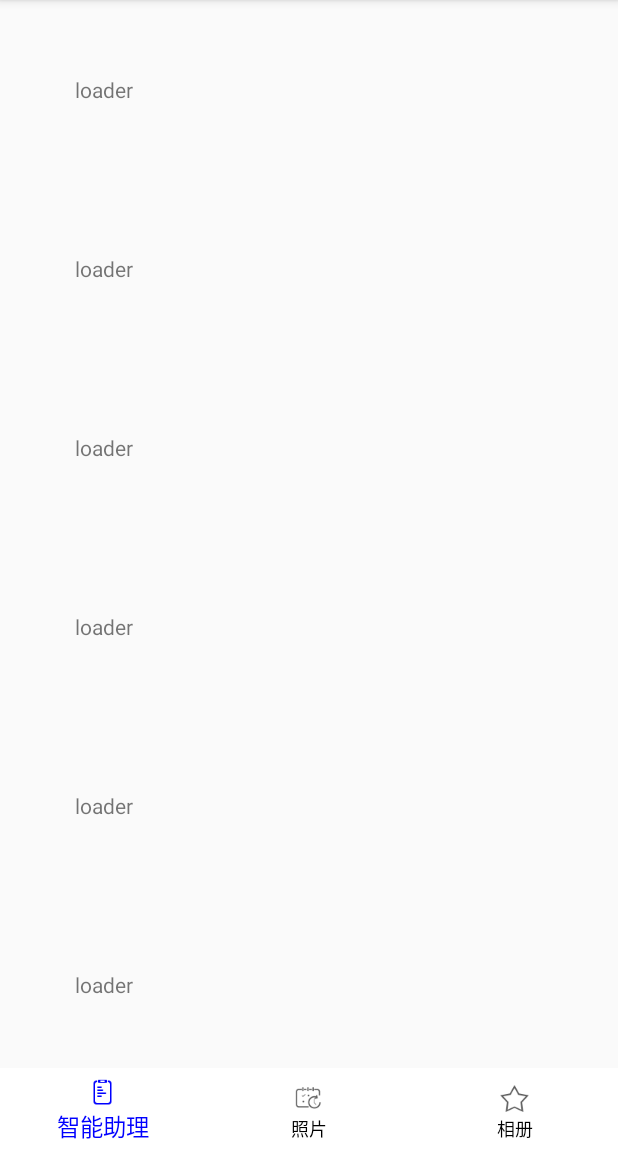
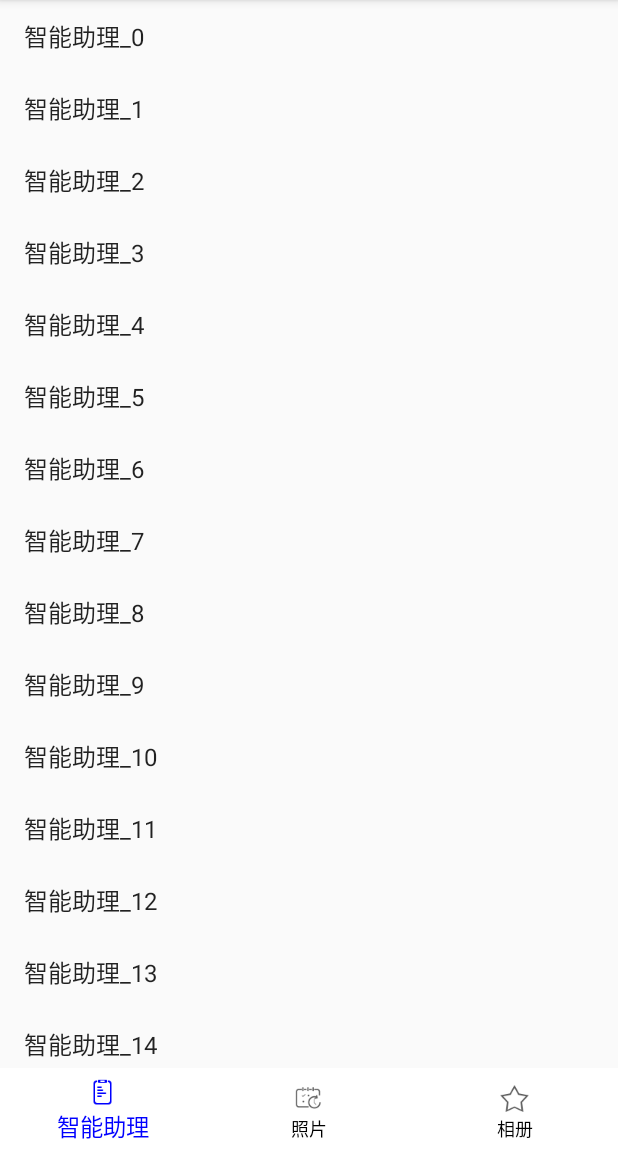
Before and after one commit to qibin0506/MDTab, an Android app: the screen it shows after launch (MainActivity), on a phone screen of 412 x 824 dp, the part 84-1236 px from its top. Run offline under Robolectric (Android 15) with nearby library versions, the phone set to English and light mode, and no system bars.

Commit message:
add setupWithViewPager method

```diff
--- a/mdtab/build.gradle
+++ b/mdtab/build.gradle
@@ -7,8 +7,8 @@ android {
     defaultConfig {
         minSdkVersion 15
         targetSdkVersion 23
-        versionCode 1
-        versionName "1.0"
+        versionCode 2
+        versionName "1.0.1"
     }
     buildTypes {
         release {
--- a/mdtab/src/main/java/org/loader/mdtab/MDTab.java
+++ b/mdtab/src/main/java/org/loader/mdtab/MDTab.java
@@ -11,6 +11,7 @@ import android.graphics.PorterDuffColorFilter;
 import android.graphics.drawable.Drawable;
 import android.os.Bundle;
 import android.os.Parcelable;
+import android.support.v4.view.ViewPager;
 import android.util.AttributeSet;
 import android.util.TypedValue;
 import android.view.Gravity;
@@ -109,6 +110,25 @@ public class MDTab extends LinearLayout {
 		}
 	}
 
+	public void setupWithViewPager(ViewPager pager) {
+		pager.addOnPageChangeListener(new ViewPager.OnPageChangeListener() {
+			@Override
+			public void onPageScrolled(int position, float positionOffset, int positionOffsetPixels) {
+
+			}
+
+			@Override
+			public void onPageSelected(int position) {
+				itemChecked(position);
+			}
+
+			@Override
+			public void onPageScrollStateChanged(int state) {
+
+			}
+		});
+	}
+
 	public int getCheckedPosition() {
 		return mCheckedPosition;
 	}
--- a/mdtab/src/main/java/org/loader/mdtab/RippleButton.java
+++ b/mdtab/src/main/java/org/loader/mdtab/RippleButton.java
@@ -16,15 +16,15 @@ import android.widget.TextView;
  */
 public class RippleButton extends TextView {
 
-	private Paint mPaint; // 绘制波纹的画笔
+	private Paint mPaint;
 
-	private int mStepSize; // 波纹变化的步长
-	private int mMinRadius = 0; // 波纹从多大开始变化
-	private int mRadius; // 当前的波纹大小
-	private int mMaxRadius; // 波纹最大大小
-	private int mCenterX; // 该控件的中心位置
+	private int mStepSize;
+	private int mMinRadius = 0;
+	private int mRadius;
+	private int mMaxRadius;
+	private int mCenterX;
 	private int mCenterY;
-	private boolean isAnimating; // 是否正在动画中
+	private boolean isAnimating;
 
 	private OnBeforeClickedListener mListener;
 
--- a/mdtab/src/main/java/org/loader/mdtab/TabBehavior.java
+++ b/mdtab/src/main/java/org/loader/mdtab/TabBehavior.java
@@ -12,6 +12,7 @@ import android.view.animation.TranslateAnimation;
  * Created by qibin on 16-5-7.
  */
 public class TabBehavior extends CoordinatorLayout.Behavior<View> {
+
     private TranslateAnimation mAnimation;
 
     public TabBehavior(Context context, AttributeSet attrs) {
@@ -26,10 +27,17 @@ public class TabBehavior extends CoordinatorLayout.Behavior<View> {
     }
 
     @Override
-    public void onNestedPreScroll(CoordinatorLayout coordinatorLayout,
-                                  View child, View target, int dx, int dy, int[] consumed) {
-        super.onNestedPreScroll(coordinatorLayout, child, target, dx, dy, consumed);
-        if(dy > 0) {
+    public void onNestedScroll(CoordinatorLayout coordinatorLayout, View child,
+                               View target, int dxConsumed, int dyConsumed,
+                               int dxUnconsumed, int dyUnconsumed) {
+        super.onNestedScroll(coordinatorLayout, child, target,
+                dxConsumed, dyConsumed, dxUnconsumed, dyUnconsumed);
+        if(Math.abs(dxConsumed) > Math.abs(dyConsumed)) {
+            child.clearAnimation();
+            return;
+        }
+
+        if(dyConsumed > 0) {
             if(child.getVisibility() == View.GONE) return;
             startAnim(child, 0, child.getMeasuredHeight());
         } else {
--- a/mdtabsamples/build.gradle
+++ b/mdtabsamples/build.gradle
@@ -23,5 +23,5 @@ dependencies {
     compile fileTree(include: ['*.jar'], dir: 'libs')
     testCompile 'junit:junit:4.12'
     compile 'com.android.support:appcompat-v7:23.2.0'
-    compile project(':mdtab')
+    compile 'org.loader:mdtab:1.0.1'
 }
--- /dev/null
+++ b/mdtabsamples/src/main/java/org/loader/mdtabsamples/ContentFragment.java
@@ -0,0 +1,69 @@
+package org.loader.mdtabsamples;
+
+import android.os.Bundle;
+import android.support.annotation.Nullable;
+import android.support.v4.app.Fragment;
+import android.support.v7.widget.DefaultItemAnimator;
+import android.support.v7.widget.LinearLayoutManager;
+import android.support.v7.widget.RecyclerView;
+import android.view.LayoutInflater;
+import android.view.View;
+import android.view.ViewGroup;
+import android.widget.TextView;
+
+/**
+ * Created by loader on 2016/5/12.
+ */
+public class ContentFragment extends Fragment {
+
+    private RecyclerView mRecyclerView;
+    private String mContent;
+
+    @Nullable
+    @Override
+    public View onCreateView(LayoutInflater inflater, @Nullable ViewGroup container, @Nullable Bundle savedInstanceState) {
+        mContent = getArguments().getString("content");
+        View layout = inflater.inflate(R.layout.content_layout, container, false);
+        mRecyclerView = (RecyclerView) layout.findViewById(R.id.list);
+        return layout;
+    }
+
+    @Override
+    public void onActivityCreated(@Nullable Bundle savedInstanceState) {
+        super.onActivityCreated(savedInstanceState);
+        setupRecyclerView();
+    }
+
+    private void setupRecyclerView() {
+        mRecyclerView.setItemAnimator(new DefaultItemAnimator());
+        mRecyclerView.setLayoutManager(new LinearLayoutManager(getActivity(), LinearLayoutManager.VERTICAL, false));
+        mRecyclerView.setAdapter(new Adapter());
+    }
+
+    class Adapter extends RecyclerView.Adapter<Adapter.Holder> {
+
+        @Override
+        public Holder onCreateViewHolder(ViewGroup parent, int viewType) {
+            View item = LayoutInflater.from(parent.getContext()).inflate(android.R.layout.simple_list_item_1, parent, false);
+            return new Holder(item);
+        }
+
+        @Override
+        public void onBindViewHolder(Holder holder, int position) {
+            holder.text.setText(mContent + "_" + position);
+        }
+
+        @Override
+        public int getItemCount() {
+            return 20;
+        }
+
+        class Holder extends RecyclerView.ViewHolder {
+            TextView text;
+            public Holder(View itemView) {
+                super(itemView);
+                text = (TextView) itemView.findViewById(android.R.id.text1);
+            }
+        }
+    }
+}
--- a/mdtabsamples/src/main/java/org/loader/mdtabsamples/MainActivity.java
+++ b/mdtabsamples/src/main/java/org/loader/mdtabsamples/MainActivity.java
@@ -3,20 +3,30 @@ package org.loader.mdtabsamples;
 
 import android.graphics.drawable.Drawable;
 import android.os.Bundle;
+import android.support.v4.app.Fragment;
+import android.support.v4.app.FragmentPagerAdapter;
+import android.support.v4.view.ViewPager;
 import android.support.v7.app.AppCompatActivity;
 import android.view.View;
 import android.widget.Toast;
 
 import org.loader.mdtab.MDTab;
 
+import java.util.ArrayList;
+import java.util.List;
+
 public class MainActivity extends AppCompatActivity {
 
+	private ViewPager mViewPager;
+
 	private String[] mMenus = new String[]{"智能助理", "照片", "相册"};
+	private List<ContentFragment> mContentFragment = new ArrayList<ContentFragment>();
 
 	@Override
 	protected void onCreate(Bundle savedInstanceState) {
 		super.onCreate(savedInstanceState);
 		setContentView(R.layout.activity_main);
+
 		MDTab tab = (MDTab) findViewById(R.id.tab);
 		tab.setAdapter(new Adapter());
 		tab.itemChecked(0);
@@ -26,6 +36,40 @@ public class MainActivity extends AppCompatActivity {
 				Toast.makeText(MainActivity.this, mMenus[position], Toast.LENGTH_SHORT).show();
 			}
 		});
+
+		initFragments();
+		initViewPager();
+
+		tab.setupWithViewPager(mViewPager);
+	}
+
+	private void initViewPager() {
+		mViewPager = (ViewPager) findViewById(R.id.viewpager);
+		mViewPager.setAdapter(new FragmentPagerAdapter(getSupportFragmentManager()) {
+			@Override
+			public Fragment getItem(int position) {
+				return mContentFragment.get(position);
+			}
+
+			@Override
+			public int getCount() {
+				return mContentFragment.size();
+			}
+		});
+
+
+	}
+
+	private void initFragments() {
+		ContentFragment fragment;
+		Bundle bundle;
+		for(int i=0;i<mMenus.length;i++) {
+			fragment = new ContentFragment();
+			bundle = new Bundle();
+			bundle.putString("content", mMenus[i]);
+			fragment.setArguments(bundle);
+			mContentFragment.add(fragment);
+		}
 	}
 
 	class Adapter extends MDTab.TabAdapter {
--- a/mdtabsamples/src/main/res/layout/activity_main.xml
+++ b/mdtabsamples/src/main/res/layout/activity_main.xml
@@ -5,87 +5,10 @@
     android:layout_height="match_parent"
     android:orientation="horizontal">
 
-    <android.support.v4.widget.NestedScrollView
+    <android.support.v4.view.ViewPager
+        android:id="@+id/viewpager"
         android:layout_width="match_parent"
-        android:layout_height="match_parent">
-        <LinearLayout
-            android:layout_width="match_parent"
-            android:layout_height="wrap_content"
-            android:orientation="vertical">
-            <TextView
-                android:layout_width="wrap_content"
-                android:layout_height="wrap_content"
-                android:padding="50dp"
-                android:text="loader" />
-
-            <TextView
-                android:layout_width="wrap_content"
-                android:layout_height="wrap_content"
-                android:padding="50dp"
-                android:text="loader" />
-
-            <TextView
-                android:layout_width="wrap_content"
-                android:layout_height="wrap_content"
-                android:padding="50dp"
-                android:text="loader" />
-
-            <TextView
-                android:layout_width="wrap_content"
-                android:layout_height="wrap_content"
-                android:padding="50dp"
-                android:text="loader" />
-
-            <TextView
-                android:layout_width="wrap_content"
-                android:layout_height="wrap_content"
-                android:padding="50dp"
-                android:text="loader" />
-
-            <TextView
-                android:layout_width="wrap_content"
-                android:layout_height="wrap_content"
-                android:padding="50dp"
-                android:text="loader" />
-
-            <TextView
-                android:layout_width="wrap_content"
-                android:layout_height="wrap_content"
-                android:padding="50dp"
-                android:text="loader" />
-
-            <TextView
-                android:layout_width="wrap_content"
-                android:layout_height="wrap_content"
-                android:padding="50dp"
-                android:text="loader" />
-
-            <TextView
-                android:layout_width="wrap_content"
-                android:layout_height="wrap_content"
-                android:padding="50dp"
-                android:text="loader" />
-
-            <TextView
-                android:layout_width="wrap_content"
-                android:layout_height="wrap_content"
-                android:padding="50dp"
-                android:text="loader" />
-
-            <TextView
-                android:layout_width="wrap_content"
-                android:layout_height="wrap_content"
-                android:padding="50dp"
-                android:text="loader" />
-
-            <TextView
-                android:layout_width="wrap_content"
-                android:layout_height="wrap_content"
-                android:padding="50dp"
-                android:text="loader" />
-        </LinearLayout>
-
-    </android.support.v4.widget.NestedScrollView>
+        android:layout_height="match_parent" />
 
     <org.loader.mdtab.MDTab
         android:id="@+id/tab"
--- /dev/null
+++ b/mdtabsamples/src/main/res/layout/content_layout.xml
@@ -0,0 +1,14 @@
+<?xml version="1.0" encoding="utf-8"?>
+<LinearLayout xmlns:android="http://schemas.android.com/apk/res/android"
+    android:layout_width="match_parent"
+    android:layout_height="match_parent"
+    android:orientation="vertical">
+
+    <android.support.v7.widget.RecyclerView
+        android:id="@+id/list"
+        android:scrollbars="none"
+        android:overScrollMode="never"
+        android:layout_width="match_parent"
+        android:layout_height="match_parent" />
+
+</LinearLayout>
```
Also changed, not shown: 4 other files.
